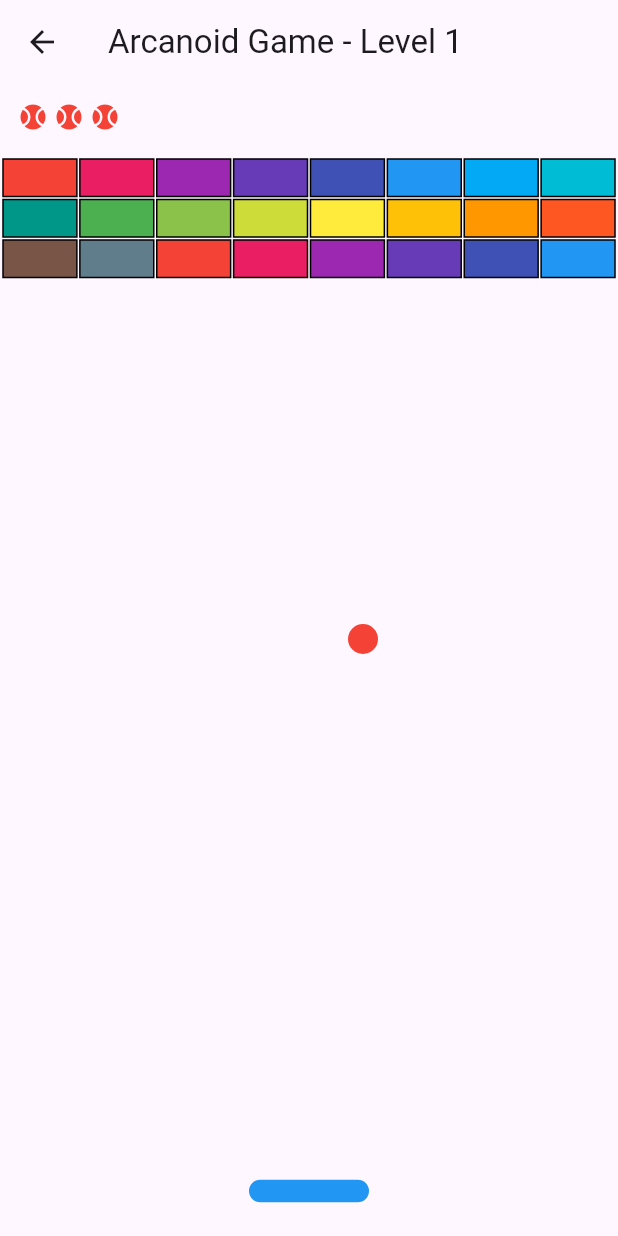
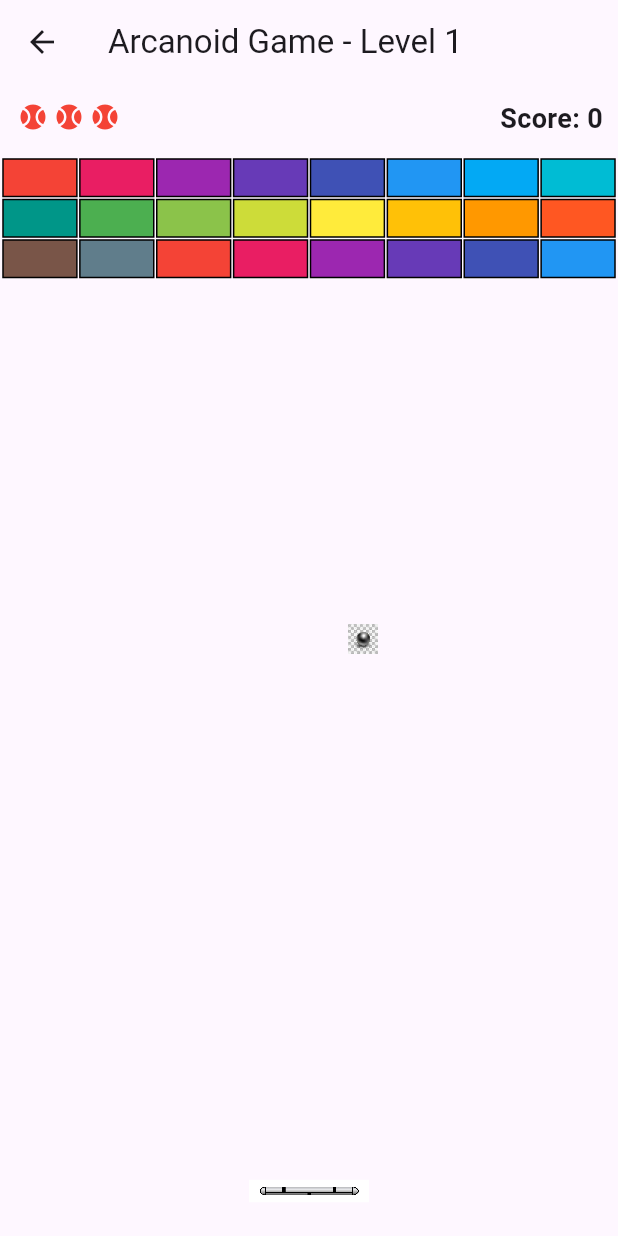
Before and after one commit to KostasD21/arkanoid_flutter, a Flutter app: the screen it shows after launch, after a tap on "Start Game", on a phone screen of 412 x 824 dp. Run offline on Flutter 3.47's test engine with Material 3 defaults, Android fonts, the phone set to English and light mode, and no system bars; our stand-ins replace audioplayers, shared_preferences.

Commit message:
Added icons for the ball and the paddle

```diff
--- a/lib/main.dart
+++ b/lib/main.dart
@@ -3,6 +3,7 @@ import 'package:flutter/services.dart';
 import 'dart:math' as math;
 import 'package:audioplayers/audioplayers.dart';
 import 'package:shared_preferences/shared_preferences.dart';
+import 'dart:ui' as ui;
 
 void main() {
   WidgetsFlutterBinding.ensureInitialized();
@@ -150,12 +151,17 @@ class _GameScreenState extends State<GameScreen> with TickerProviderStateMixin {
   int currentLevel = 1;
   int lives = 3;
   int maxLevels = 3;
+  int score = 0;
 
   bool isMusicOn = true;
+
+  ui.Image? ballImage;
+  ui.Image? paddleImage;
 
   @override
   void initState() {
     super.initState();
+    _loadImages();
     _animationController = AnimationController(
       vsync: this,
       duration: const Duration(seconds: 1),
@@ -164,6 +170,20 @@ class _GameScreenState extends State<GameScreen> with TickerProviderStateMixin {
     effectPlayer = AudioPlayer();
     musicPlayer = AudioPlayer();
     _loadSettings();
+  }
+
+  Future<void> _loadImages() async {
+    ballImage = await _loadImage('assets/metal_ball.jpeg');
+    paddleImage = await _loadImage('assets/paddle_1.jpg');
+    setState(() {}); // Trigger a rebuild once images are loaded
+  }
+
+  Future<ui.Image> _loadImage(String assetPath) async {
+    final ByteData data = await rootBundle.load(assetPath);
+    final Uint8List bytes = data.buffer.asUint8List();
+    final ui.Codec codec = await ui.instantiateImageCodec(bytes);
+    final ui.FrameInfo fi = await codec.getNextFrame();
+    return fi.image;
   }
 
   _loadSettings() async {
@@ -206,6 +226,7 @@ class _GameScreenState extends State<GameScreen> with TickerProviderStateMixin {
     _initializeBricks();
     lives = 3;
     currentLevel = 1;
+    score = 0;
     _resetBall();
   }
 
@@ -292,6 +313,7 @@ class _GameScreenState extends State<GameScreen> with TickerProviderStateMixin {
           brick.isVisible = false;
           effectPlayer.play(AssetSource('brick_break.mp3'));
           ballVelocity = Offset(ballVelocity.dx, -ballVelocity.dy);
+          score += 10;
           break;
         }
       }
@@ -322,7 +344,7 @@ class _GameScreenState extends State<GameScreen> with TickerProviderStateMixin {
       builder: (BuildContext context) {
         return AlertDialog(
           title: Text('Game Over'),
-          content: Text('You have lost all your lives. Try again?'),
+          content: Text('You have lost all your lives. Final score: $score'),
           actions: <Widget>[
             TextButton(
               child: Text('Restart'),
@@ -364,7 +386,7 @@ class _GameScreenState extends State<GameScreen> with TickerProviderStateMixin {
       builder: (BuildContext context) {
         return AlertDialog(
           title: Text('Congratulations!'),
-          content: Text('You have completed all levels!'),
+          content: Text('You have completed all levels! Final score: $score'),
           actions: <Widget>[
             TextButton(
               child: Text('Play Again'),
@@ -424,7 +446,9 @@ class _GameScreenState extends State<GameScreen> with TickerProviderStateMixin {
           },
         ),
       ),
-      body: RawKeyboardListener(
+      body: ballImage == null || paddleImage == null
+          ? Center(child: CircularProgressIndicator())
+          : RawKeyboardListener(
               focusNode: _focusNode,
               onKey: _handleKeyEvent,
               autofocus: true,
@@ -445,6 +469,8 @@ class _GameScreenState extends State<GameScreen> with TickerProviderStateMixin {
                         ballPosition: ballPosition,
                         ballRadius: ballRadius,
                         bricks: bricks,
+                        ballImage: ballImage!,
+                        paddleImage: paddleImage!,
                       ),
                       child: Container(),
                     ),
@@ -461,6 +487,14 @@ class _GameScreenState extends State<GameScreen> with TickerProviderStateMixin {
                         ),
                       ),
                     ),
+                    Positioned(
+                      top: 10,
+                      right: 10,
+                      child: Text(
+                        'Score: $score',
+                        style: TextStyle(fontSize: 18, fontWeight: FontWeight.bold),
+                      ),
+                    ),
                   ],
                 ),
               ),
@@ -469,8 +503,6 @@ class _GameScreenState extends State<GameScreen> with TickerProviderStateMixin {
   }
 }
 
-// ... [Previous code remains unchanged] ...
-
 class GamePainter extends CustomPainter {
   final double paddlePosition;
   final double paddleWidth;
@@ -478,6 +510,8 @@ class GamePainter extends CustomPainter {
   final Offset ballPosition;
   final double ballRadius;
   final List<Brick> bricks;
+  final ui.Image ballImage;
+  final ui.Image paddleImage;
 
   GamePainter({
     required this.paddlePosition,
@@ -486,6 +520,8 @@ class GamePainter extends CustomPainter {
     required this.ballPosition,
     required this.ballRadius,
     required this.bricks,
+    required this.ballImage,
+    required this.paddleImage,
   });
 
   @override
@@ -508,22 +544,28 @@ class GamePainter extends CustomPainter {
     }
 
     // Draw paddle
-    paint.color = Colors.blue;
-    final paddleRect = RRect.fromRectAndRadius(
-      Rect.fromCenter(
+    final paddleRect = Rect.fromCenter(
       center: Offset(size.width / 2 + paddlePosition, size.height - 30),
       width: paddleWidth,
       height: paddleHeight,
-      ),
-      Radius.circular(8),
     );
-    canvas.drawRRect(paddleRect, paint);
+    canvas.drawImageRect(
+      paddleImage,
+      Rect.fromLTWH(0, 0, paddleImage.width.toDouble(), paddleImage.height.toDouble()),
+      paddleRect,
+      paint,
+    );
 
     // Draw ball
-    paint.color = Colors.red;
-    canvas.drawCircle(
-      Offset(size.width / 2 + ballPosition.dx, size.height / 2 + ballPosition.dy),
-      ballRadius,
+    final ballRect = Rect.fromCenter(
+      center: Offset(size.width / 2 + ballPosition.dx, size.height / 2 + ballPosition.dy),
+      width: ballRadius * 2,
+      height: ballRadius * 2,
+    );
+    canvas.drawImageRect(
+      ballImage,
+      Rect.fromLTWH(0, 0, ballImage.width.toDouble(), ballImage.height.toDouble()),
+      ballRect,
       paint,
     );
   }
--- a/pubspec.yaml
+++ b/pubspec.yaml
@@ -66,6 +66,8 @@ flutter:
   assets:
     - assets/brick_break.mp3
     - assets/background_music.mp3
+    - assets/metal_ball.jpeg
+    - assets/paddle_1.jpg
 
   # An image asset can refer to one or more resolution-specific "variants", see
   # https://flutter.dev/to/resolution-aware-images
```
Also changed, not shown: assets/metal_ball.jpeg (added), assets/paddle_1.jpg (added), assets/paddle_2.jpg (added). Lines whose indentation alone changed are shown as unchanged.
